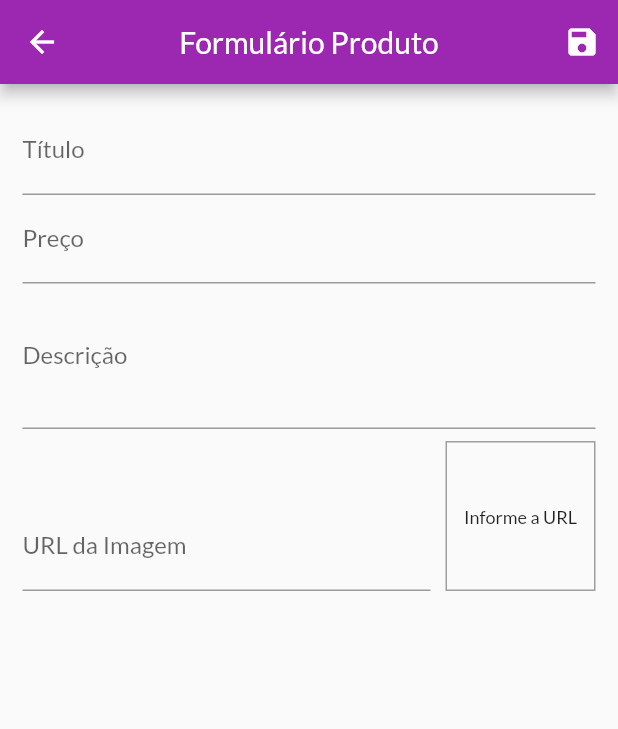
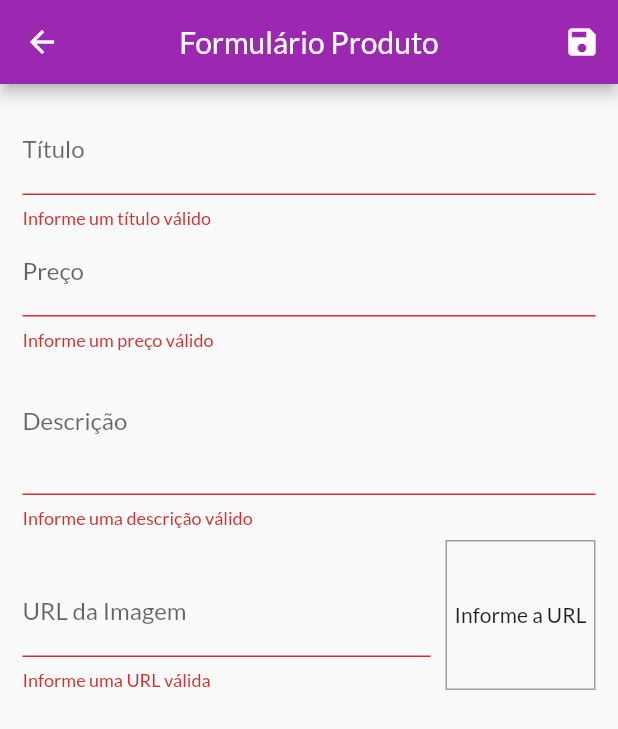
Before and after one commit to viniciusdds/shop, a Flutter app: the ProductFormScreen screen opened by its route, after a tap on the "save" icon, on a phone screen of 412 x 824 dp. Shown: the top 729 px of the screen. Run offline on Flutter 3.47's test engine with Material 2 defaults, Android fonts, the phone set to English and light mode, and no system bars; network calls fail.

Commit message:
aula 273

```diff
--- a/lib/providers/product.dart
+++ b/lib/providers/product.dart
@@ -10,7 +10,7 @@ class Product with ChangeNotifier {
   bool isFavorite;
 
   Product({
-    @required this.id,
+    this.id,
     @required this.title,
     @required this.description,
     @required this.price,
--- a/lib/views/product_form_screen.dart
+++ b/lib/views/product_form_screen.dart
@@ -1,7 +1,9 @@
 import 'dart:math';
 
 import 'package:flutter/material.dart';
+import 'package:provider/provider.dart';
 import 'package:shop/providers/product.dart';
+import 'package:shop/providers/products.dart';
 
 class ProductFormScreen extends StatefulWidget {
   @override
@@ -23,8 +25,41 @@ class _ProductFormScreenState extends State<ProductFormScreen> {
     _imageUrlFocusNode.addListener(_updateImage);
   }
 
+  @override
+  void didChangeDependencies() {
+    super.didChangeDependencies();
+
+    if(_formData.isEmpty){
+      final product = ModalRoute.of(context).settings.arguments as Product;
+      if(product != null){
+        _formData['id'] = product.id;
+        _formData['title'] = product.title;
+        _formData['description'] = product.description;
+        _formData['price'] = product.price;
+        _formData['imageUrl'] = product.imageUrl;
+
+        _imageUrlController.text =  _formData['imageUrl'];
+      }else{
+        _formData['price'] = '';
+      }
+    }
+  }
+
   void _updateImage(){
+    if(isValidImageUrl(_imageUrlController.text)){
       setState(() {});
+    }
+  }
+
+  bool isValidImageUrl(String url){
+
+    bool startWithHttp = url.toLowerCase().startsWith('http://');
+    bool startWithHttps = url.toLowerCase().startsWith('https://');
+    bool endsWithPng = url.toLowerCase().endsWith('.png');
+    bool endsWithJpg = url.toLowerCase().endsWith('.jpg');
+    bool endsWithJpeg = url.toLowerCase().endsWith('.jpeg');
+
+    return (startWithHttp || startWithHttps) && (endsWithPng || endsWithJpg || endsWithJpeg);
   }
 
   @override
@@ -37,19 +72,30 @@ class _ProductFormScreenState extends State<ProductFormScreen> {
   }
 
   void _saveForm(){
+
+    var isValid = _formKey.currentState.validate();
+
+    if(!isValid){
+      return;
+    }
+
     _formKey.currentState.save();
 
-    final newProduct = Product(
-      id: Random().nextDouble().toString(),
+    final product = Product(
+      id: _formData['id'],
       title: _formData['title'],
       price: _formData['price'],
       description: _formData['description'],
       imageUrl: _formData['imageUrl']
     );
 
-    print(newProduct.id);
-    print(newProduct.title);
-    print(newProduct.price);
+    final products = Provider.of<Products>(context, listen: false);
+    if(_formData['id'] == null){
+      products.addProduct(product);
+    }else{
+      products.updateProduct(product);
+    }
+    Navigator.of(context).pop();
   }
 
   @override
@@ -69,13 +115,14 @@ class _ProductFormScreenState extends State<ProductFormScreen> {
           )
         ],
       ),
-      body: Form(
+      body: Padding(
+        padding: const EdgeInsets.all(15.0),
+        child: Form(
           key: _formKey,
-        child: Padding(
-          padding: const EdgeInsets.all(15.0),
           child: ListView(
             children: [
               TextFormField(
+                initialValue: _formData['title'],
                 decoration: InputDecoration(
                   labelText: 'Título'
                 ),
@@ -84,8 +131,21 @@ class _ProductFormScreenState extends State<ProductFormScreen> {
                   FocusScope.of(context).requestFocus(_priceFocusNode);
                 },
                 onSaved: (value) => _formData['title'] = value,
+                validator: (value){
+                  bool isEmpty = value.trim().isEmpty;
+                  bool isInvalid = value.trim().length < 3;
+
+                  if(isEmpty){
+                    return 'Informe um título válido';
+                  }else if(isInvalid){
+                    return 'Informe um título no mínimo com 3 caracteres';
+                  }else{
+                    return null;
+                  }
+                },
               ),
               TextFormField(
+                initialValue: _formData['price'].toString(),
                 decoration: InputDecoration(
                     labelText: 'Preço'
                 ),
@@ -98,8 +158,20 @@ class _ProductFormScreenState extends State<ProductFormScreen> {
                   FocusScope.of(context).requestFocus(_descriptionFocusNode);
                 },
                 onSaved: (value) => _formData['price'] = double.parse(value),
+                validator: (value){
+                    bool isEmpty = value.trim().isEmpty;
+                    var newPrice = double.tryParse(value);
+                    bool isInvalid = newPrice == null || newPrice <= 0;
+
+                    if(isEmpty || isInvalid){
+                      return 'Informe um preço válido';
+                    }
+
+                    return null;
+                },
               ),
               TextFormField(
+                initialValue: _formData['description'],
                 decoration: InputDecoration(
                     labelText: 'Descrição'
                 ),
@@ -107,6 +179,18 @@ class _ProductFormScreenState extends State<ProductFormScreen> {
                 keyboardType: TextInputType.multiline,
                 focusNode: _descriptionFocusNode,
                 onSaved: (value) => _formData['description'] = value,
+                validator: (value){
+                  bool isEmpty = value.trim().isEmpty;
+                  bool isInvalid = value.trim().length < 10;
+
+                  if(isEmpty){
+                    return 'Informe uma descrição válido';
+                  }else if(isInvalid){
+                    return 'Informe uma descrição no mínimo com 10 caracteres';
+                  }else{
+                    return null;
+                  }
+                },
               ),
               Row(
                 crossAxisAlignment: CrossAxisAlignment.end,
@@ -124,6 +208,16 @@ class _ProductFormScreenState extends State<ProductFormScreen> {
                         _saveForm();
                       },
                       onSaved: (value) => _formData['imageUrl'] = value,
+                      validator: (value){
+                        bool isEmpty = value.trim().isEmpty;
+                        bool isInvalid = !isValidImageUrl(value);
+
+                        if(isEmpty || isInvalid){
+                          return 'Informe uma URL válida';
+                        }else{
+                          return null;
+                        }
+                      },
                     ),
                   ),
                   Container(
@@ -131,29 +225,24 @@ class _ProductFormScreenState extends State<ProductFormScreen> {
                     width: 100,
                     margin: EdgeInsets.only(
                       top: 8,
-                      left: 10
+                      left: 10,
                     ),
                     decoration: BoxDecoration(
                       border: Border.all(
                         color: Colors.grey,
                         width: 1,
-                      )
+                      ),
                     ),
                     alignment: Alignment.center,
                     child: _imageUrlController.text.isEmpty
-                     ? Text(
-                          'Informe a URL',
-                          style: TextStyle(
-                            fontSize: 12
-                          ),
-                       )
+                        ? Text('Informe a URL')
                         : FittedBox(
                       child: Image.network(
                         _imageUrlController.text,
                         fit: BoxFit.cover,
                       ),
                     ),
-                  )
+                  ),
                 ],
               )
             ],
```
Also changed, not shown: lib/providers/products.dart (+32 -2 lines), lib/widgets/product_item.dart (+31 -1 lines). Lines whose indentation alone changed are shown as unchanged.
